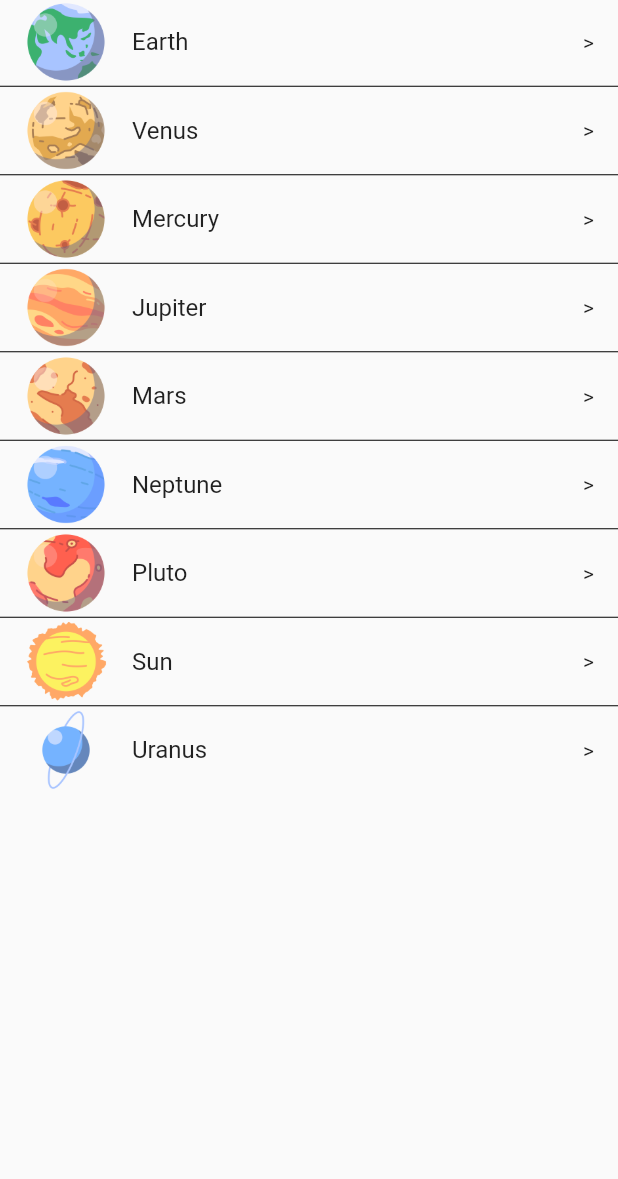
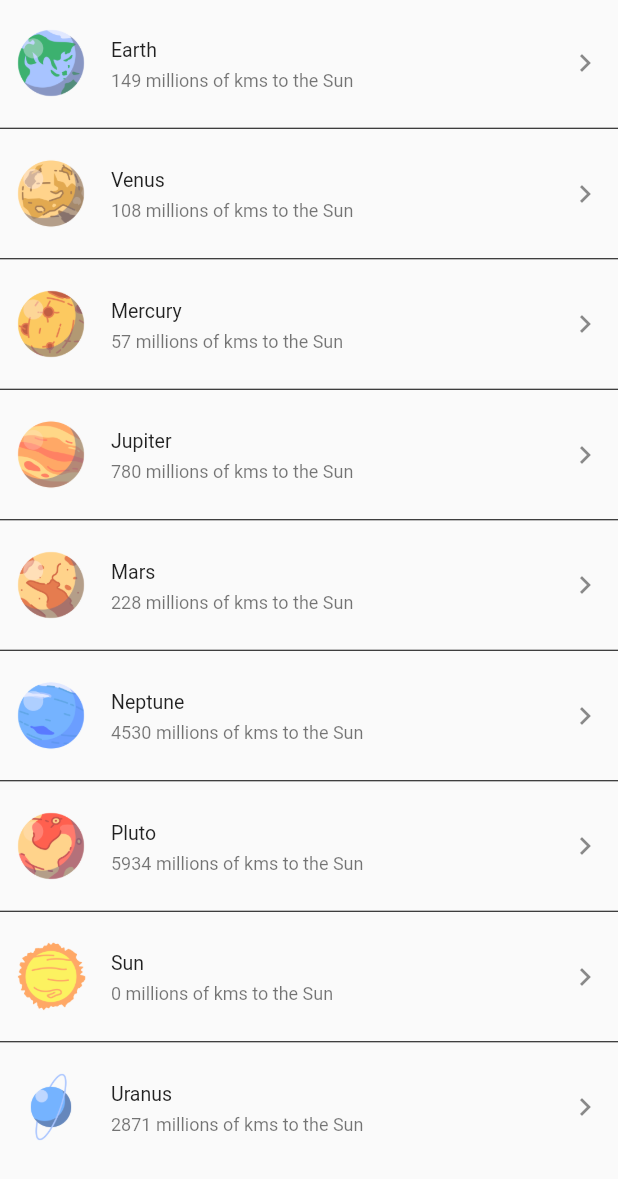
Before and after one commit to jasato89/solar-system-public2, a Flutter app: the screen it shows after launch, on a phone screen of 412 x 824 dp. Shown: the top 1179 px of the screen. Run offline on Flutter 3.47's test engine with Material 2 defaults, Android fonts, the phone set to English and light mode, and no system bars.

Commit message:
Iteración 3

```diff
--- a/lib/planetProvider.dart
+++ b/lib/planetProvider.dart
@@ -2,7 +2,6 @@ import 'package:flutter/material.dart';
 
 class PlanetProvider {
 
-  List<Widget> planets = [];
   final Map<String, String> planetMap = {
     'Earth': 'earth.png',
     'Venus': 'venus.png',
@@ -14,6 +13,8 @@ class PlanetProvider {
     'Sun' : 'sun.png',
     'Uranus': 'uranus.png',
   };
+
+  List<int> distance = [149, 108, 57, 780, 228, 4530, 5934, 0, 2871];
 
 
 
@@ -30,7 +31,10 @@ class PlanetProvider {
         return ListTile(
           leading: Image.asset('resources/images/${planetMap.values.toList()[index]}'),
           title: Text('${planetMap.keys.toList()[index]}'),
-          trailing: Text('>'),
+          subtitle: Text('${distance[index]} millions of kms to the Sun'),
+          trailing: Icon(Icons.keyboard_arrow_right),
+          contentPadding: EdgeInsets.symmetric(vertical: 10.0, horizontal: 10.0),
+          dense: true,
         );
       });
 
```
